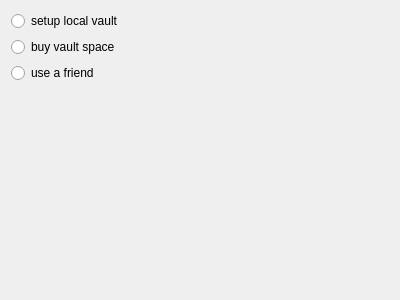
Qt form src/qt/ui/create_page_options.ui (maidsafe-archive/MaidSafe-Encrypt) before a commit.
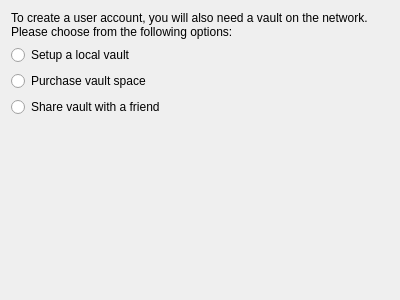
The same form after that commit.

```diff
--- a/src/qt/ui/create_page_options.ui
+++ b/src/qt/ui/create_page_options.ui
@@ -14,24 +14,34 @@
    <string>Create User Options</string>
   </property>
   <layout class="QVBoxLayout" name="verticalLayout">
+   <item>
+    <widget class="QLabel" name="label">
+     <property name="text">
+      <string>To create a user account, you will also need a vault on the network. Please choose from the following options:</string>
+     </property>
+     <property name="wordWrap">
+      <bool>true</bool>
+     </property>
+    </widget>
+   </item>
    <item>
     <widget class="QRadioButton" name="local">
      <property name="text">
-      <string>setup local vault</string>
+      <string>Setup a local vault</string>
      </property>
     </widget>
    </item>
    <item>
     <widget class="QRadioButton" name="buy">
      <property name="text">
-      <string>buy vault space</string>
+      <string>Purchase vault space</string>
      </property>
     </widget>
    </item>
    <item>
     <widget class="QRadioButton" name="borrow">
      <property name="text">
-      <string>use a friend</string>
+      <string>Share vault with a friend</string>
      </property>
     </widget>
    </item>
```
Left out of the diff: 2 changed lines with no effect on the pictures.
